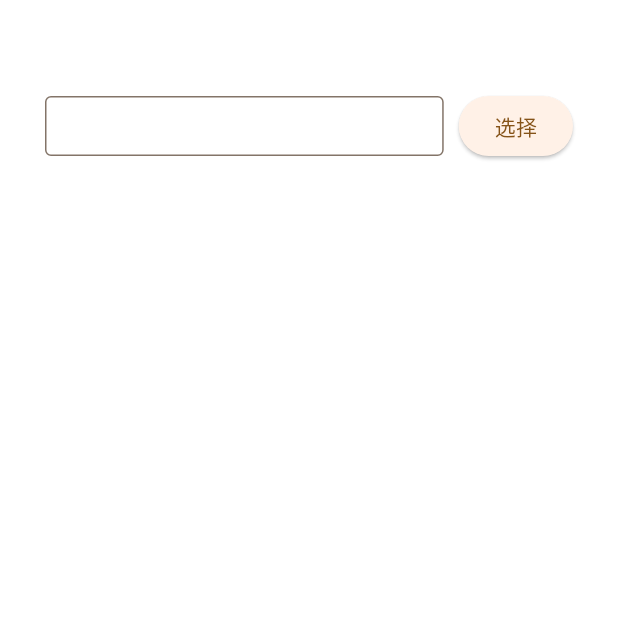
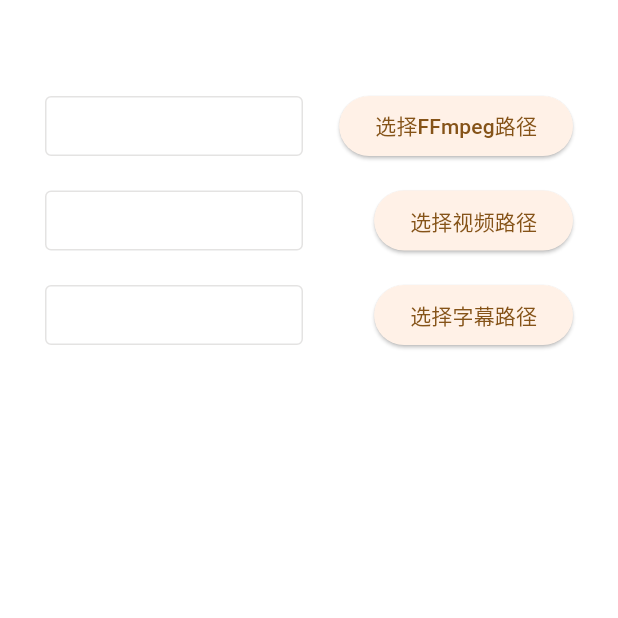
Before and after one commit to Zhoucheng133/Subs, a Flutter app: the screen it shows after launch, on a phone screen of 412 x 824 dp, the top half of it. Run offline on Flutter 3.47's test engine with Material 3 defaults, Android fonts, the phone set to English and light mode, and no system bars; missing offline and left inert: window_manager; Roboto replaces fonts that are missing (Noto).

Commit message:
完成三个输入框内容

```diff
--- a/lib/main.dart
+++ b/lib/main.dart
@@ -32,6 +32,8 @@ class MainApp extends StatefulWidget {
 
 class _MainAppState extends State<MainApp> {
   TextEditingController ffmpegPathInput=TextEditingController();
+  TextEditingController videoPathInput=TextEditingController();
+  TextEditingController subPathInput=TextEditingController();
 
   @override
   Widget build(BuildContext context) {
@@ -60,6 +62,7 @@ class _MainAppState extends State<MainApp> {
                 children: [
                   Expanded(
                     child: TextField(
+                      enabled: false,
                       controller: ffmpegPathInput,
                       decoration: InputDecoration(
                         border: OutlineInputBorder(),
@@ -68,8 +71,65 @@ class _MainAppState extends State<MainApp> {
                       ),
                     ),
                   ),
-                  SizedBox(width: 10,),
-                  ElevatedButton(onPressed: (){}, child: Text("选择"))
+                  SizedBox(
+                    width: 180,
+                    child: Row(
+                      children: [
+                        Expanded(child: Container()),
+                        ElevatedButton(onPressed: (){}, child: Text("选择FFmpeg路径"))
+                      ],
+                    ),
+                  ),
+                ],
+              ),
+              SizedBox(height: 15,),
+              Row(
+                children: [
+                  Expanded(
+                    child: TextField(
+                      enabled: false,
+                      controller: videoPathInput,
+                      decoration: InputDecoration(
+                        border: OutlineInputBorder(),
+                        isCollapsed: true,
+                        contentPadding: EdgeInsets.fromLTRB(10, 8, 10, 8),
+                      ),
+                    )
+                  ),
+                  SizedBox(
+                    width: 180,
+                    child: Row(
+                      children: [
+                        Expanded(child: Container()),
+                        ElevatedButton(onPressed: (){}, child: Text("选择视频路径"))
+                      ],
+                    ),
+                  ),
+                ],
+              ),
+              SizedBox(height: 15,),
+              Row(
+                children: [
+                  Expanded(
+                    child: TextField(
+                      enabled: false,
+                      controller: subPathInput,
+                      decoration: InputDecoration(
+                        border: OutlineInputBorder(),
+                        isCollapsed: true,
+                        contentPadding: EdgeInsets.fromLTRB(10, 8, 10, 8),
+                      ),
+                    )
+                  ),
+                  SizedBox(
+                    width: 180,
+                    child: Row(
+                      children: [
+                        Expanded(child: Container()),
+                        ElevatedButton(onPressed: (){}, child: Text("选择字幕路径"))
+                      ],
+                    ),
+                  ),
                 ],
               )
             ],
```
